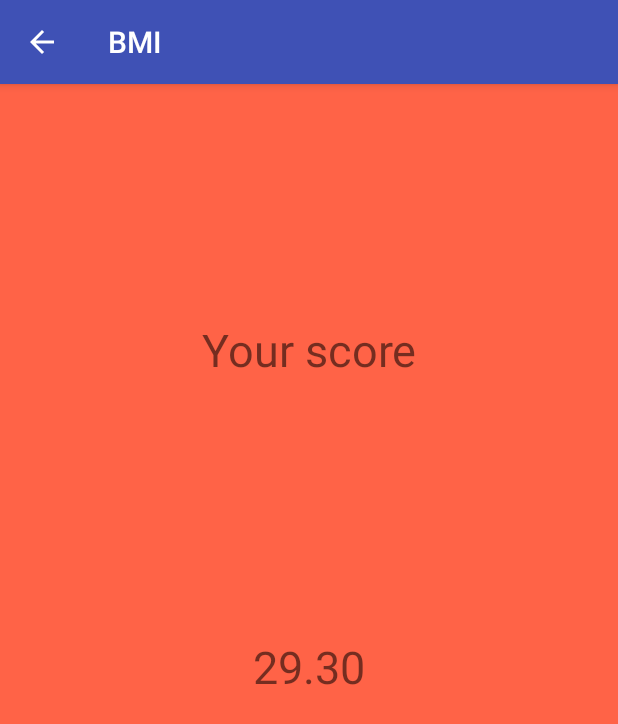
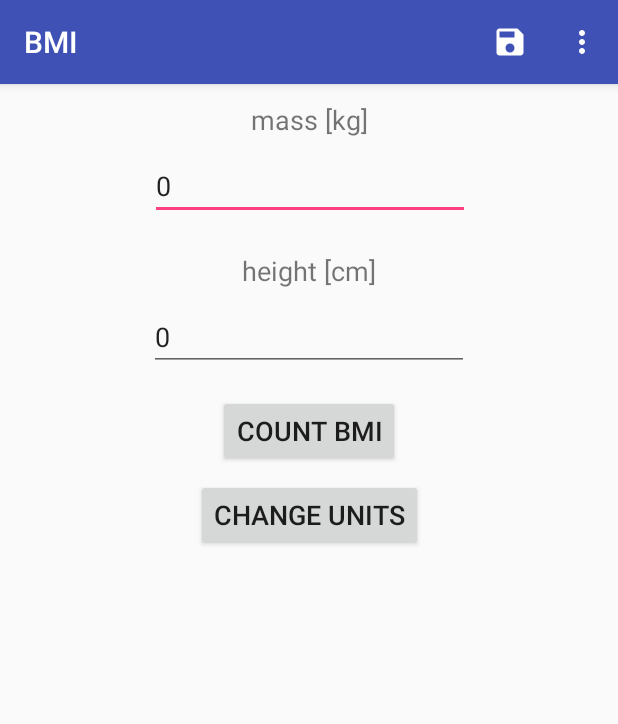
Before and after one commit to matswierczynski/BMI-counter, an Android app: the screen it shows after launch (ResultActivity before the commit, MainActivity after it), after a tap on "COUNT BMI", on a phone screen of 412 x 824 dp. Shown: the top 724 px of the screen. Run offline under Robolectric (Android 15) with nearby library versions, the phone set to English and light mode, and no system bars.

Commit message:
Code rebuild

```diff
--- a/app/src/main/AndroidManifest.xml
+++ b/app/src/main/AndroidManifest.xml
@@ -22,7 +22,7 @@
             android:name=".ResultActivity"
             android:parentActivityName=".MainActivity" />
         <activity
-            android:name=".AboutAuthor"
+            android:name=".AboutAuthorActivity"
             android:configChanges="orientation|keyboardHidden|screenSize"
             android:label="@string/title_activity_fullscreen"
             android:theme="@style/FullscreenTheme" />
--- a/app/src/main/java/com/example/matik/bmi/AboutAuthor.java
+++ b/app/src/main/java/com/example/matik/bmi/AboutAuthorActivity.java
@@ -12,7 +12,7 @@ import android.view.View;
  * An example full-screen activity that shows and hides the system UI (i.e.
  * status bar and navigation/system bar) with user interaction.
  */
-public class AboutAuthor extends AppCompatActivity {
+public class AboutAuthorActivity extends AppCompatActivity {
     /**
      * Whether or not the system UI should be auto-hidden after
      * {@link #AUTO_HIDE_DELAY_MILLIS} milliseconds.
--- a/app/src/main/java/com/example/matik/bmi/EnglishUnitFactory.java
+++ b/app/src/main/java/com/example/matik/bmi/EnglishUnitFactory.java
@@ -5,9 +5,12 @@ package com.example.matik.bmi;
  */
 
 public final class EnglishUnitFactory extends UnitFactory {
-
+    private static final int LOWER_BOUNDARY_OF_CORRECT_MASS = 100;
+    private static final int UPPER_BOUNDARY_OF_CORRECT_MASS = 215;
+    private static final int LOWER_BOUNDARY_OF_CORRECT_HEIGHT = 50;
+    private static final int UPPER_BOUNDARY_OF_CORRECT_HEIGHT = 80;
+    private static final double ENGLISH_UNITS_COEFFICIENT = 0.0703;
     private static EnglishUnitFactory _instance=null;
-    private static float converter = 0.0703f;
 
     private EnglishUnitFactory(){}
 
@@ -18,19 +21,21 @@ public final class EnglishUnitFactory extends UnitFactory {
     }
 
     @Override
-    boolean isMassValid(float value) {
-        return ( value >= 100 && value <=215);
+    boolean isMassValid(int value) {
+        return ( value >= LOWER_BOUNDARY_OF_CORRECT_MASS &&
+                 value <= UPPER_BOUNDARY_OF_CORRECT_MASS);
     }
 
     @Override
-    boolean isHeightValid(float value) {
-        return (value > 50 && value <= 80);
+    boolean isHeightValid(int value) {
+        return (value > LOWER_BOUNDARY_OF_CORRECT_HEIGHT &&
+                value <= UPPER_BOUNDARY_OF_CORRECT_HEIGHT);
     }
 
     @Override
-    public float countBMI(float mass, float height)
-            throws heightValueException, massValueException {
-        float result = super.countBMI(mass, height);
-        return result*converter;
+    public double countBMI(int mass, int height)
+            throws HeightValueException, MassValueException {
+        double result = super.countBMI(mass, height);
+        return result*ENGLISH_UNITS_COEFFICIENT;
     }
 }
--- a/app/src/main/java/com/example/matik/bmi/MainActivity.java
+++ b/app/src/main/java/com/example/matik/bmi/MainActivity.java
@@ -3,7 +3,6 @@ package com.example.matik.bmi;
 import android.content.Context;
 import android.content.Intent;
 import android.content.SharedPreferences;
-import android.content.res.Configuration;
 import android.support.v7.app.AppCompatActivity;
 import android.os.Bundle;
 import android.view.Menu;
@@ -16,54 +15,74 @@ import android.widget.TextView;
 import android.widget.Toast;
 
 public class MainActivity extends AppCompatActivity {
-    public static final String RESULT_EXTRA_MESSAGE = "com.example.matik.bmi.RESULT_MESSAGE";
-    public static final int    NUMBER_OF_UNITS = 2;
-    public static boolean IS_FIRST_ACTIVITY_CREATION = false;
-    private static String massEditTextValue;
-    private static String heightEditTextValue;
+    private static final int    NUMBER_OF_UNITS = 2;
+    private static boolean IS_FIRST_ACTIVITY_CREATION = false;
+    final static String MASS_VALUE_KEY=
+            "com.example.matik.bmi.ResultActivity.Mass_Value.Extra_Message";
+    final static String HEIGHT_VALUE_KEY=
+            "com.example.matik.bmiResultActivity.Height_Value.Extra_Message";
+    private static final int DEFAULT_VALUE = 0;
+    private static String massCurrentValue;
+    private static String heightCurrentValue;
     private UnitFactory [] unitFactory;
     private UnitFactory currentUnits;
     private int unitFlag;
+
+    public static void startAboutAuthor(Context context) {
+        Intent starter = new Intent(context, AboutAuthorActivity.class);
+        context.startActivity(starter);
+    }
+
+    public static void startResultActivity(Context context, double calculatedBMI) {
+        Intent starter = new Intent(context, ResultActivity.class);
+        starter.putExtra(Intent.EXTRA_TEXT, calculatedBMI);
+        context.startActivity(starter);
+    }
 
    @Override
     protected void onCreate(Bundle savedInstanceState) {
         setContentView(R.layout.activity_main);
         super.onCreate(savedInstanceState);
 
-        unitFactory = new UnitFactory[NUMBER_OF_UNITS];
-        unitFactory[0]=MetricUnitFactory.Instance();
-        unitFactory[1]=EnglishUnitFactory.Instance();
-        currentUnits = unitFactory[0];
+        initUnitFactory();
 
-       final Button countButton = findViewById(R.id.countButton);
-       countButton.setOnClickListener(new View.OnClickListener() {
-                                     public void onClick(View v) {CountResult();}
-                                 });
+       final Button calculateButton = findViewById(R.id.countButton);
+       calculateButton.setOnClickListener(onClickCalculateButtonListener);
+
        final Button unitButton = findViewById(R.id.changeUnitButton);
-       unitButton.setOnClickListener(new View.OnClickListener() {
-           public void onClick(View v) {
-               changeUnits();
-           }
-       });
+       unitButton.setOnClickListener(onClickUnitsButtonListener);
+
        if (!IS_FIRST_ACTIVITY_CREATION) {
-           getSharedPreferencesData();
+           setFieldsFromSharedPreferences();
            IS_FIRST_ACTIVITY_CREATION = true;
        }
 
        if (savedInstanceState != null) {
-           setTextView(R.id.massEditText, massEditTextValue);
-           setTextView(R.id.heightEditText, heightEditTextValue);
+           ((EditText)findViewById(R.id.massEditText)).setText(massCurrentValue);
+           ((EditText)findViewById(R.id.heightEditText)).setText(heightCurrentValue);
        }
    }
 
+   private View.OnClickListener onClickUnitsButtonListener = new View.OnClickListener() {
+       @Override
+       public void onClick(View v) {
+           changeUnits();
+       }
+   };
+
+    private View.OnClickListener onClickCalculateButtonListener = new View.OnClickListener() {
+        @Override
+        public void onClick(View v) {
+            calculateBMI();
+        }
+    };
 
    @Override
     protected void onSaveInstanceState(Bundle outState) {
         super.onSaveInstanceState(outState);
-        massEditTextValue = getCurrentValue(R.id.massEditText);
-        heightEditTextValue = getCurrentValue(R.id.heightEditText);
+        massCurrentValue = ((EditText)findViewById(R.id.massEditText)).getText().toString();
+        heightCurrentValue = ((EditText)findViewById(R.id.heightEditText)).getText().toString();
     }
-
 
     @Override //creates new menu
     public boolean onCreateOptionsMenu(Menu menu) {
@@ -77,89 +96,91 @@ public class MainActivity extends AppCompatActivity {
         // Handle item selection
         switch (item.getItemId()) {
             case R.id.menuItemSave:
-                onSaveMenuOption();
+                onMenuOptionSaveClicked();
                 return true;
             case R.id.menuItemAboutAuthor:
-                onAboutAuthorMenuOption();
+                startAboutAuthor(this);
                 return true;
             default:
                 return super.onOptionsItemSelected(item);
         }
     }
 
-    private void getSharedPreferencesData(){
-        SharedPreferences sharedPref = this.getPreferences(
-                Context.MODE_PRIVATE);
-        String defaultMass = this.getString(R.string.saved_mass_default_key);
-        String defaultHeight = this.getString(R.string.saved_height_default_value);
-        String mass = sharedPref.getString(getString(R.string.mass_file_key), defaultMass);
-        String height = sharedPref.getString(getString(R.string.height_file_key), defaultHeight);
-        setTextView(R.id.massEditText, mass);
-        setTextView(R.id.heightEditText, height);
-        massEditTextValue = mass;
-        heightEditTextValue = height;
-    }
-
-    private void onSaveMenuOption(){
-        //try-catch for empty string as input
-        Float mass=0f, height=0f;
-        try {
-            mass = parseNumber(getCurrentValue(R.id.massEditText));
-        }catch (NumberFormatException nfe){}
-
-        try {
-            height = parseNumber(getCurrentValue(R.id.heightEditText));
-        }catch (NumberFormatException nfe){}
-
-        Context context = this;
-        String toastMessage=context.getString(R.string.save_error);
-        if (currentUnits.isMassValid(mass) &&
-                currentUnits.isHeightValid(height)){
-            SharedPreferences sharedPref = this.getPreferences(Context.MODE_PRIVATE);
-            sharedPref.edit().putString(context.getString(R.string.mass_file_key),
-                                        String.format("%.0f", mass)).apply();
-            sharedPref.edit().putString(context.getString(R.string.height_file_key),
-                                        String.format("%.0f",height)).apply();
-            toastMessage=context.getString(R.string.save_successful);
-        }
-        displayDefaultToast(toastMessage);
-    }
-
-    private void CountResult(){
-        float result;
-        float mass=0;
-        float height=0;
-
-        try {
-            mass = parseNumber(getCurrentValue(R.id.massEditText));
-        }catch (NumberFormatException nfe){displayDefaultToast("Enter mass value");}
-
-        try {
-            height = parseNumber(getCurrentValue(R.id.heightEditText));
-        }catch (NumberFormatException nfe){displayDefaultToast("Enter height value");}
-
-        try{
-            result = currentUnits.countBMI(mass, height);
-            onCountBMIButtonClicked(result);
-        }catch
-                (heightValueException exc){displayDefaultToast("Height out of range");}
-        catch
-                (massValueException exc){displayDefaultToast("Mass out of range");}
+    private void initUnitFactory(){
+        unitFactory = new UnitFactory[NUMBER_OF_UNITS];
+        unitFactory[0]=MetricUnitFactory.Instance();
+        unitFactory[1]=EnglishUnitFactory.Instance();
+        currentUnits = unitFactory[0];
 
     }
 
-    String getCurrentValue(int id){
-        final EditText editText;
-        String value;
-        editText = findViewById(id);
-        value = editText.getText().toString();
-        return value;
+    private void setFieldsFromSharedPreferences(){
+        SharedPreferences sharedPref = this.getPreferences(
+                                        Context.MODE_PRIVATE);
+
+        int massCurrentValue = sharedPref.getInt(MASS_VALUE_KEY, DEFAULT_VALUE);
+        int heightCurrentValue = sharedPref.getInt(HEIGHT_VALUE_KEY, DEFAULT_VALUE);
+        ((EditText)findViewById(R.id.massEditText)).setText(
+                String.valueOf(massCurrentValue));
+        ((EditText)findViewById(R.id.heightEditText)).setText(
+                String.valueOf(heightCurrentValue));
     }
 
-    void setTextView(int id, String text){
-        EditText editText;
-        editText = findViewById(id);
-        editText.setText(text);
+    private void onMenuOptionSaveClicked() {
+        saveToSharedPref(parseDataFromField(R.id.massEditText),
+                parseDataFromField(R.id.heightEditText));
+    }
+
+    private int parseDataFromField(int fieldId){
+        String valueFromEditText;
+        int currentEditTextValue=0;
+        valueFromEditText   = ((EditText)findViewById(fieldId)).getText().toString();
+        if (!currentUnits.isStringEmpty(valueFromEditText)){
+            try {
+                 currentEditTextValue = Integer.parseInt(valueFromEditText);
+            } catch (NumberFormatException nfe) {
+                displayDefaultToast(getResources().getString(R.string.parsing_not_successful));
+            }
+        }
+        else
+            displayDefaultToast(getResources().getString(R.string.empty_field));
+        return currentEditTextValue;
+    }
+
+    private boolean validateData(int mass, int height){
+        if (currentUnits.isMassValid(mass)) {
+            if (currentUnits.isHeightValid(height)) {
+                return true;
+            } else
+                displayDefaultToast(getResources().getString(R.string.height_out_of_range));
+        }
+        else
+            displayDefaultToast(getResources().getString(R.string.mass_out_of_range));
+        return false;
+    }
+
+    private void saveToSharedPref(int mass, int height){
+        if (validateData(mass, height)) {
+                SharedPreferences sharedPref = this.getPreferences(Context.MODE_PRIVATE);
+                sharedPref.edit().putInt(MASS_VALUE_KEY, mass).apply();
+                sharedPref.edit().putInt(HEIGHT_VALUE_KEY, height).apply();
+                displayDefaultToast(getResources().getString(R.string.save_successful));
+            }
+    }
+
+    private void calculateBMI(){
+        double result;
+        int mass   = parseDataFromField(R.id.massEditText);
+        int height = parseDataFromField(R.id.heightEditText);
+        if (validateData(mass, height)){
+            try {
+                result = currentUnits.countBMI(mass, height);
+                startResultActivity(this, result);
+            }catch (MassValueException massValExc){displayDefaultToast(
+                    getResources().getString(R.string.mass_out_of_range));}
+             catch (HeightValueException heightValExc){displayDefaultToast(
+                    getResources().getString(R.string.height_out_of_range));}
+        }
     }
 
     private void displayDefaultToast(String toastMessage){
@@ -169,30 +190,10 @@ public class MainActivity extends AppCompatActivity {
                 .show();
     }
 
+    private void changeUnits(){
 
-    private float parseNumber(String stringToParse) throws NumberFormatException {
-        return Float.parseFloat(stringToParse);
-    }
-
-
-
-    private void onAboutAuthorMenuOption()
-    {
-        Intent intent = new Intent(MainActivity.this, AboutAuthor.class);
-        startActivity(intent);
-    }
-
-    private void onCountBMIButtonClicked(float bmi)
-    {
-        Intent intent = new Intent(MainActivity.this, ResultActivity.class);
-        intent.putExtra(RESULT_EXTRA_MESSAGE,bmi);
-        startActivity(intent);
-    }
-    private void changeUnits(){
-        //default units are metric
-
-        setTextView(R.id.massEditText, "");
-        setTextView(R.id.heightEditText, " ");
+        ((EditText)findViewById(R.id.massEditText)).setText("");
+        ((EditText)findViewById(R.id.heightEditText)).setText("");
 
         unitFlag = (unitFlag+1) % NUMBER_OF_UNITS;
 
@@ -205,18 +206,20 @@ public class MainActivity extends AppCompatActivity {
         currentUnits = unitFactory[unitFlag];
     }
 
+    /*Function to set english units on massTextView & heightTextView*/
     private void setEnglishUnits(){
-        TextView mTextView = this.findViewById(R.id.massTextView);
-        TextView hTextView = this.findViewById(R.id.heightTextView);
-        mTextView.setText(R.string.mass_textView_en);
-        hTextView.setText(R.string.height_TextView_en);
+        ((TextView)findViewById(R.id.massTextView)).setText(
+                getResources().getString(R.string.mass_textView_en));
+        ((TextView)findViewById(R.id.heightTextView)).setText(
+                getResources().getString(R.string.height_TextView_en));
     }
 
+    /*Function to set metric units on massTextView & heightTextView*/
     private void setMetricUnits(){
-        TextView mTextView = this.findViewById(R.id.massTextView);
-        TextView hTextView = this.findViewById(R.id.heightTextView);
-        mTextView.setText(R.string.mass_textView);
-        hTextView.setText(R.string.height_TextView);
+        ((TextView)findViewById(R.id.massTextView)).setText(
+                getResources().getString(R.string.mass_textView));
+        ((TextView)findViewById(R.id.heightTextView)).setText(
+                getResources().getString(R.string.height_TextView));
     }
 
 }
--- a/app/src/main/java/com/example/matik/bmi/MetricUnitFactory.java
+++ b/app/src/main/java/com/example/matik/bmi/MetricUnitFactory.java
@@ -1,29 +1,33 @@
 package com.example.matik.bmi;
 
 /**
- * Created by matik on 10.03.2018.
+ * Created by Mateusz Swierczynski
  */
 
-public final class MetricUnitFactory extends UnitFactory {
+final class MetricUnitFactory extends UnitFactory {
+    private static final int LOWER_BOUNDARY_OF_CORRECT_MASS = 45;
+    private static final int UPPER_BOUNDARY_OF_CORRECT_MASS = 150;
+    private static final int LOWER_BOUNDARY_OF_CORRECT_HEIGHT = 140;
+    private static final int UPPER_BOUNDARY_OF_CORRECT_HEIGHT = 195;
     private static MetricUnitFactory _instance=null;
 
-    protected MetricUnitFactory(){};
+    private MetricUnitFactory(){}
 
-    public static MetricUnitFactory Instance() {
+    static MetricUnitFactory Instance() {
         if (_instance == null)
             _instance = new MetricUnitFactory();
         return _instance;
     }
 
     @Override
-    boolean isMassValid(float value) {
-        return ( value> 45 && value<= 150);
+    boolean isMassValid(int value) {
+        return ( value> LOWER_BOUNDARY_OF_CORRECT_MASS && value<= UPPER_BOUNDARY_OF_CORRECT_MASS);
     }
 
     @Override
-    boolean isHeightValid(float value) {
-        return (value > 140 && value <= 195);
+    boolean isHeightValid(int value) {
+        return (value > LOWER_BOUNDARY_OF_CORRECT_HEIGHT &&
+                value <= UPPER_BOUNDARY_OF_CORRECT_HEIGHT);
     }
 
-
 }
--- a/app/src/main/java/com/example/matik/bmi/ResultActivity.java
+++ b/app/src/main/java/com/example/matik/bmi/ResultActivity.java
@@ -1,20 +1,23 @@
 package com.example.matik.bmi;
-
-import android.graphics.Color;
+import android.content.Intent;
 import android.support.constraint.ConstraintLayout;
 import android.support.v7.app.AppCompatActivity;
 import android.os.Bundle;
-import android.text.Layout;
-import android.view.View;
 import android.widget.TextView;
 
 public class ResultActivity extends AppCompatActivity {
+
+    private final static double LOWER_BOUNDARY_OF_BALANCED_BMI = 18;
+    private final static double UPPER_BOUNDARY_OF_BALANCED_BMI = 24;
+    private ConstraintLayout constraintLayout;
+    private final static double DEFAULT_VALUE = 0;
 
     @Override
     protected void onCreate(Bundle savedInstanceState) {
         super.onCreate(savedInstanceState);
         setContentView(R.layout.activity_result);
-        ViewResult();
+        constraintLayout = findViewById(R.id.resultLayout);
+        showResult();
     }
 
    @Override
@@ -23,22 +26,22 @@ public class ResultActivity extends AppCompatActivity {
         return true;
     }
 
-    private void ViewResult(){
-        Float result = getIntent().getFloatExtra(MainActivity.RESULT_EXTRA_MESSAGE, 0.00f);
-        TextView textView = findViewById(R.id.BMITextView);
-        textView.setText(String.format("%2.2f",result));
-        setBackColor(result);
+    private void showResult(){
+        double bmiResult   = getIntent().getDoubleExtra(Intent.EXTRA_TEXT,DEFAULT_VALUE);
+        if (bmiResult < LOWER_BOUNDARY_OF_BALANCED_BMI)
+            constraintLayout.setBackgroundResource(
+                    new BmiResultInterpreter(BmiResultCategory.UNDERWEIGHT).interpretBmiResult());
+        else if (bmiResult >= LOWER_BOUNDARY_OF_BALANCED_BMI &&
+                 bmiResult <=UPPER_BOUNDARY_OF_BALANCED_BMI)
+            constraintLayout.setBackgroundResource(
+                    new BmiResultInterpreter(BmiResultCategory.BALANCEDWEIGHT).
+                                                                interpretBmiResult());
+        else if (bmiResult > UPPER_BOUNDARY_OF_BALANCED_BMI)
+            constraintLayout.setBackgroundResource(
+                    new BmiResultInterpreter(BmiResultCategory.OVERWEIGHT).interpretBmiResult()
+            );
+        ((TextView)findViewById(R.id.BMITextView)).setText(String.format("%2.2f",bmiResult));
     }
 
-    private void setBackColor(float result){
-        ConstraintLayout constraintLayout = findViewById(R.id.resultLayout);
-        if (result < 18)
-            constraintLayout.setBackgroundColor(Color.rgb(29, 202, 255));
-        else {
-            if (result <= 24)
-                constraintLayout.setBackgroundColor(Color.rgb(	164, 198, 57));
-            else
-                constraintLayout.setBackgroundColor(Color.rgb(255,99,71));
-            }
-        }
+
 }
--- a/app/src/main/java/com/example/matik/bmi/UnitFactory.java
+++ b/app/src/main/java/com/example/matik/bmi/UnitFactory.java
@@ -1,26 +1,30 @@
 package com.example.matik.bmi;
 
 /**
- * Created by matik on 10.03.2018.
+ * Created by Mateusz Swierczynski
  */
 
 public abstract class UnitFactory {
 
-    abstract boolean isMassValid(float value);
-    abstract boolean isHeightValid(float value);
-    public float countBMI(float mass, float height)
-                    throws heightValueException, massValueException{
+    private final int CENTIMETERS_TO_METERS_DIVIDER = 100;
+    abstract  boolean isMassValid(int value);
+    abstract  boolean isHeightValid(int value);
+
+    boolean isStringEmpty(final String s) {
+        return s == null || s.trim().isEmpty();
+    }
+    protected double countBMI(int mass, int height)
+                    throws HeightValueException, MassValueException {
         if (isHeightValid(height)){
             if (isMassValid(mass)){
-                //change from cm to m
-                height/=100;
-                return mass/(height*height);
+                double heightInMeters = (double)height/CENTIMETERS_TO_METERS_DIVIDER;
+                return (double)mass/(heightInMeters*heightInMeters);
             }
             else
-                throw new massValueException();
+                throw new MassValueException();
         }
         else
-            throw new heightValueException();
+            throw new HeightValueException();
     }
 
 }
--- a/app/src/main/res/layout/activity_about_author.xml
+++ b/app/src/main/res/layout/activity_about_author.xml
@@ -5,7 +5,7 @@
     android:layout_height="match_parent"
     xmlns:app="http://schemas.android.com/apk/res-auto"
     android:background="#0099cc"
-    tools:context="com.example.matik.bmi.AboutAuthor">
+    tools:context="com.example.matik.bmi.AboutAuthorActivity">
 
     <!-- The primary full-screen view. This can be replaced with whatever view
          is needed to present your content, e.g. VideoView, SurfaceView,
--- a/app/src/main/res/menu/main_activity_menu.xml
+++ b/app/src/main/res/menu/main_activity_menu.xml
@@ -4,19 +4,19 @@
     xmlns:android="http://schemas.android.com/apk/res/android">
     <item
         android:id="@+id/menuItemSave"
-        android:title="Save"
+        android:title="@string/save"
         android:enabled="true"
-        app:showAsAction="always"
+        app:showAsAction="ifRoom"
         android:icon="@drawable/ic_save_black_24dp">
     </item>
     <item
-        android:title="Main menu"
-        app:showAsAction="always"
+        android:title="@string/menu"
+        app:showAsAction="ifRoom"
         android:icon="@drawable/ic_more_vert_black_24dp">
         <menu>
             <item
                 android:id="@+id/menuItemAboutAuthor"
-                android:title="@string/author"
+                android:title="@string/about_author_TextView"
                 android:icon="@drawable/ic_person_black_24dp"/>
 
 
--- a/app/src/main/res/values/colors.xml
+++ b/app/src/main/res/values/colors.xml
@@ -3,6 +3,8 @@
     <color name="colorPrimary">#3f51b5</color>
     <color name="colorPrimaryDark">#303F9F</color>
     <color name="colorAccent">#FF4081</color>
-
     <color name="black_overlay">#66000000</color>
+    <color name="colorUnderweight">#FFFF11</color>
+    <color name="colorBalancedWeight">#55AA55</color>
+    <color name="colorOverweight">#FF2222</color>
 </resources>
--- a/app/src/main/res/values/strings.xml
+++ b/app/src/main/res/values/strings.xml
@@ -2,25 +2,24 @@
     <string name="app_name">BMI</string>
     <string name="save">Save</string>
     <string name="author">About author</string>
-    <string name="mass_file_key">com.example.matik.bmi.MASS_FILE_KEY</string>
-    <string name="height_file_key">com.example.matik.bmi.HEIGHT_FILE_KEY</string>
     <string name="save_successful">Saved data successfully</string>
-    <string name="save_error">Cannot save\nIncorrect data</string>
+    <string name="empty_field">Field is empty\nInput correct value</string>
     <string name="mass_textView">mass [kg]</string>
     <string name="height_TextView">height [cm]</string>
     <string name="mass_textView_en">mass [Ibs]</string>
     <string name="height_TextView_en">height [in]</string>
-    <string name="saved_mass_default_key">75</string>
-    <string name="saved_height_default_value">160</string>
+    <string name="parsing_not_successful">Value not parsable</string>
+    <string name="mass_out_of_range">Mass out of range</string>
+    <string name="height_out_of_range">Height out of range</string>
     <string name="bmiResult">Your score</string>
-
-
+    <string name="about_author_TextView">About author</string>
     <string name="title_activity_result">ResultActivity</string>
     <string name="countButton">Count BMI</string>
     <string name="changeUnitsButton">Change Units</string>
     <string name="author_name">Mateusz</string>
     <string name="author_surname">Świerczyński</string>
     <string name="BMITextView">Your score</string>
+    <string name="menu">Main menu</string>
 
     <string name="title_activity_fullscreen">About Author</string>
 
```
Also changed, not shown: app/src/main/java/com/example/matik/bmi/BmiResultCategory.java (added, +12 -0 lines), app/src/main/java/com/example/matik/bmi/BmiResultInterpreter.java (added, +33 -0 lines), app/src/main/java/com/example/matik/bmi/HeightValueException.java (added, +7 -0 lines), app/src/main/java/com/example/matik/bmi/MassValueException.java (added, +8 -0 lines), app/src/main/java/com/example/matik/bmi/heightValueException.java (deleted, +0 -8 lines), app/src/main/java/com/example/matik/bmi/massValueException.java (deleted, +0 -8 lines), 1 other file.
